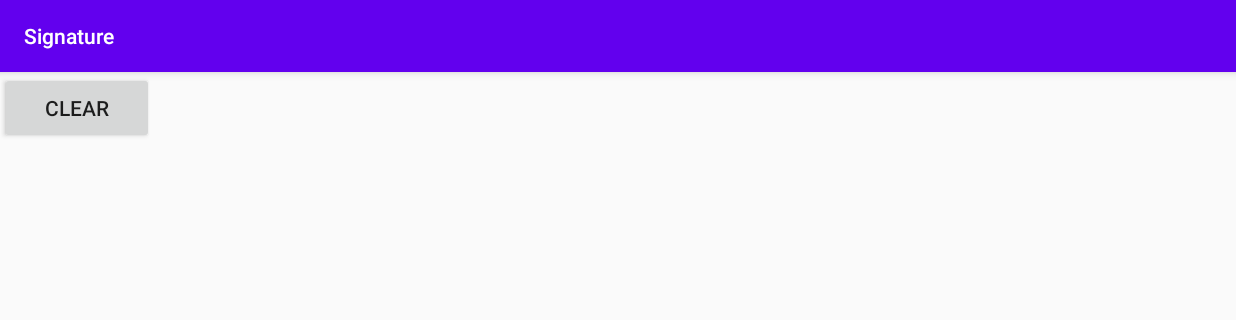
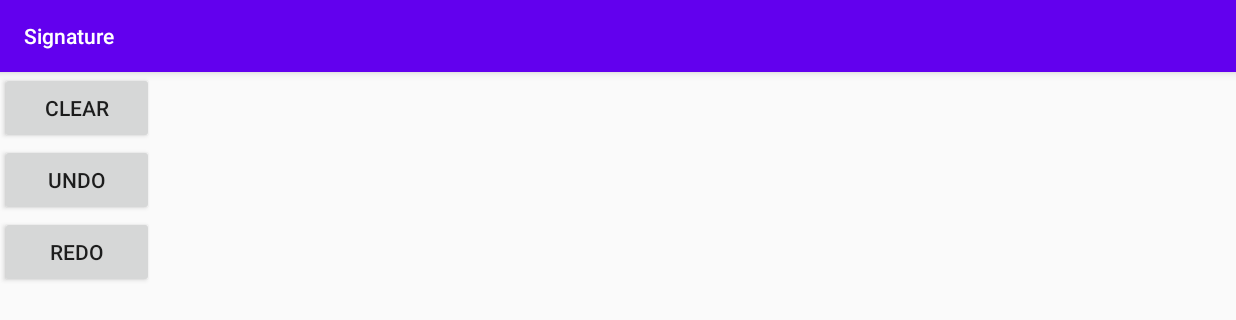
Before and after one commit to a2110560/Sign, an Android app: the screen it shows after launch (MainActivity), on a phone screen of 824 x 412 dp (held sideways). Shown: the top 320 px of the screen. Run offline under Robolectric (Android 15) with nearby library versions, the phone set to English and light mode, and no system bars.

Commit message:
undo redo clear

```diff
--- a/app/src/main/java/com/example/signature/MainActivity.java
+++ b/app/src/main/java/com/example/signature/MainActivity.java
@@ -6,10 +6,23 @@ import android.os.Bundle;
 import android.view.View;
 
 public class MainActivity extends AppCompatActivity {
-
+    private SignView signView;
     @Override
     protected void onCreate(Bundle savedInstanceState) {
         super.onCreate(savedInstanceState);
         setContentView(R.layout.activity_main);
+        signView=findViewById(R.id.signview);
+    }
+
+    public void clear(View view) {
+        signView.clear();
+    }
+
+    public void undo(View view) {
+        signView.undo();
+    }
+
+    public void redo(View view) {
+        signView.redo();
     }
 }
--- a/app/src/main/res/layout/activity_main.xml
+++ b/app/src/main/res/layout/activity_main.xml
@@ -14,12 +14,25 @@
         android:layout_height="match_parent">
 
         <Button
+            android:id="@+id/clear"
             android:layout_width="match_parent"
             android:layout_height="wrap_content"
-            android:text="Clear"/>
+            android:text="Clear"
+            android:onClick="clear"/>
+        <Button
+            android:layout_width="match_parent"
+            android:layout_height="wrap_content"
+            android:text="UNDO"
+            android:onClick="undo"/>
+        <Button
+            android:layout_width="match_parent"
+            android:layout_height="wrap_content"
+            android:text="REDO"
+            android:onClick="redo"/>
 
     </LinearLayout>
     <com.example.signature.SignView
+        android:id="@+id/signview"
         android:layout_width="0dp"
         android:layout_weight="7"
         android:layout_height="match_parent"/>
```
Also changed, not shown: app/src/main/java/com/example/signature/SignView.java (+23 -0 lines).
